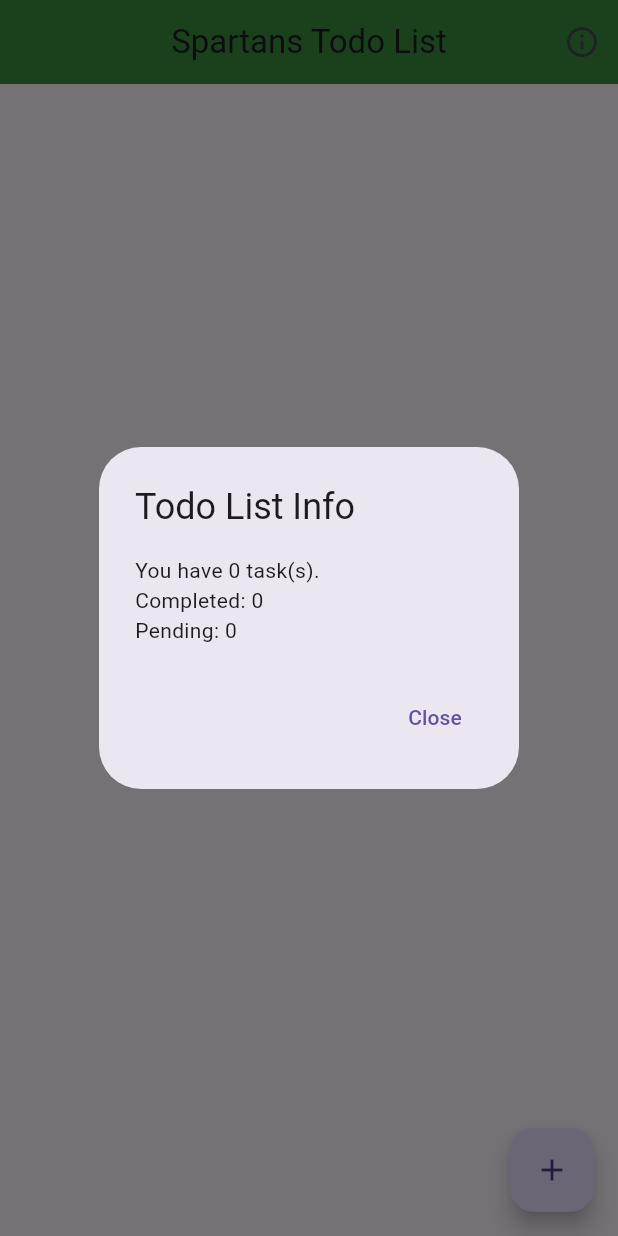
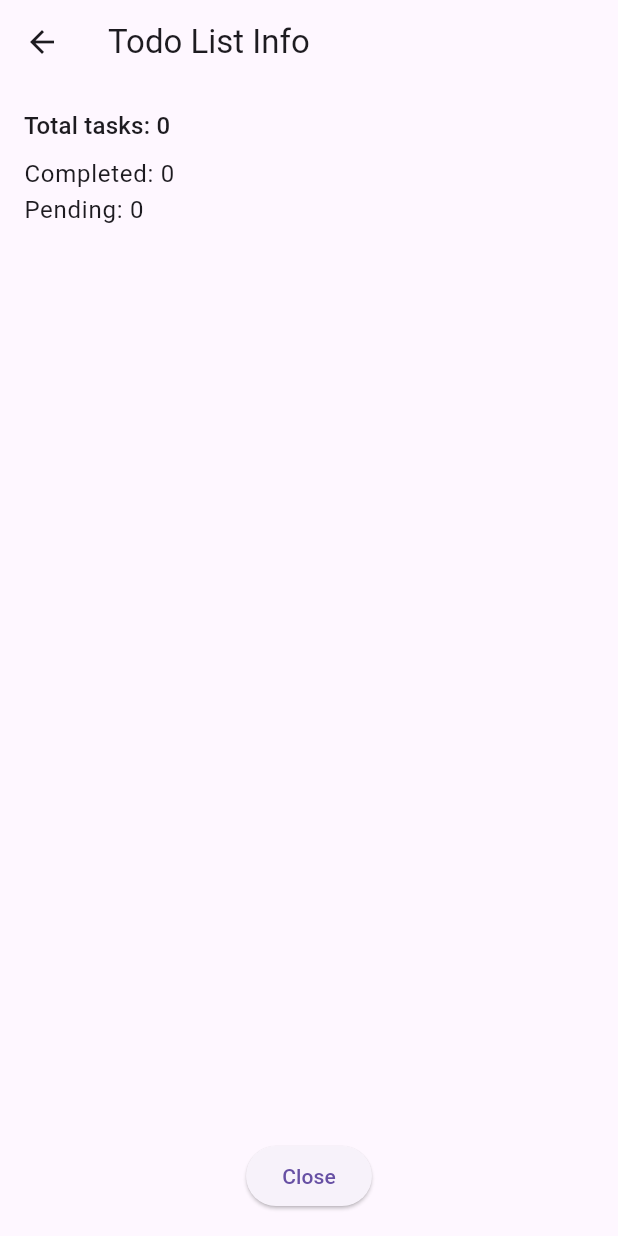
Before and after one commit to AlliK3/todo_monorepo, a Flutter app: the screen it shows after launch, after a tap on the "info outline" icon, on a phone screen of 412 x 824 dp. Run offline on Flutter 3.47's test engine with Material 3 defaults, Android fonts, the phone set to English and light mode, and no system bars; our stand-ins replace flutter_hooks, freezed_annotation, go_router, shared_preferences.

Commit message:
Moving files to todo_ui

```diff
--- a/packages/todo_app/lib/home.dart
+++ b/packages/todo_app/lib/home.dart
@@ -1,10 +1,10 @@
 import 'package:flutter/material.dart';
-import 'package:todo_app/task.dart';
-import 'package:todo_app/todo.dart';
-import 'package:todo_app/task_tile.dart';
-import 'package:todo_app/task_storage.dart';
+import 'package:todo_ui/task.dart';
+import 'package:todo_ui/todo.dart';
+import 'package:todo_ui/task_tile.dart';
+import 'package:todo_ui/task_storage.dart';
 import 'package:flutter_hooks/flutter_hooks.dart';
-import 'package:todo_app/todo_info_dialog.dart';
+import 'package:todo_ui/todo_info_dialog.dart';
 import 'package:go_router/go_router.dart';
 
 
@@ -55,7 +55,7 @@ class Home extends HookWidget {
             onPressed: () {
               showDialog(
                 context: context,
-                builder: (context) => TodoInfoDialog(todoList: tasks.value),
+                builder: (context) => TodoInfoPage(todoList: tasks.value),
               );
             },
           )
--- a/packages/todo_app/lib/main.dart
+++ b/packages/todo_app/lib/main.dart
@@ -1,7 +1,7 @@
 import 'package:flutter/material.dart';
 import 'package:todo_app/home.dart';
 import 'package:go_router/go_router.dart';
-import 'package:todo_app/task_dialog.dart';
+import 'package:todo_ui/task_dialog.dart';
 
 
 
--- a/packages/todo_app/lib/todo_info_dialog.dart
+++ /dev/null
@@ -1,30 +0,0 @@
-import 'package:flutter/material.dart';
-import 'package:todo_app/todo.dart';
-
-class TodoInfoDialog extends StatelessWidget {
-  final TodoList todoList;
-
-  const TodoInfoDialog({super.key, required this.todoList});
-
-  @override
-  Widget build(BuildContext context) {
-    final total = todoList.tasks.length;
-    final completed = todoList.tasks.where((t) => t.isChecked).length;
-    final pending = total - completed;
-
-    return AlertDialog(
-      title: const Text('Todo List Info'),
-      content: Text(
-        'You have $total task(s).\n'
-        'Completed: $completed\n'
-        'Pending: $pending',
-      ),
-      actions: [
-        TextButton(
-          onPressed: () => Navigator.of(context).pop(),
-          child: const Text('Close'),
-        ),
-      ],
-    );
-  }
-}
--- a/packages/todo_app/pubspec.yaml
+++ b/packages/todo_app/pubspec.yaml
@@ -30,9 +30,12 @@ environment:
 dependencies:
   flutter:
     sdk: flutter
+  todo_ui:
+    path: ../todo_ui
   json_annotation: ^4.9.0
   freezed_annotation: ^2.4.1
   go_router: ^13.0.0
+
 
 
 
--- a/packages/todo_app/lib/task_dialog.dart
+++ b/packages/todo_ui/lib/task_dialog.dart
@@ -7,12 +7,12 @@ class AddTaskPage extends HookWidget {
 
    @override
   Widget build(BuildContext context) {
-  final TextEditingController _textController = TextEditingController();
+  final TextEditingController textController = TextEditingController();
 
   void _submit() {
-    String taskTitle = _textController.text.trim();
+    String taskTitle = textController.text.trim();
       if (taskTitle.isNotEmpty) {
-        Navigator.of(context).pop(taskTitle); // ✅ Return the task title
+        Navigator.of(context).pop(taskTitle);
       }
   }
 
@@ -27,7 +27,7 @@ class AddTaskPage extends HookWidget {
         child: Column(
           children: [
             TextField(
-              controller: _textController,
+              controller: textController,
               decoration: const InputDecoration(
                 hintText: 'Enter new task title',
               ),
--- a/packages/todo_app/lib/task_storage.dart
+++ b/packages/todo_ui/lib/task_storage.dart
@@ -1,6 +1,6 @@
 import 'dart:convert';
 import 'package:shared_preferences/shared_preferences.dart';
-import 'package:todo_app/todo.dart';
+import 'package:todo_ui/todo.dart';
 
 class TaskStorage {
   static const _key = 'tasks';
--- a/packages/todo_app/lib/task_tile.dart
+++ b/packages/todo_ui/lib/task_tile.dart
@@ -1,5 +1,5 @@
 import 'package:flutter/material.dart';
-import 'package:todo_app/task.dart';
+import 'package:todo_ui/task.dart';
 
 class TaskTile extends StatelessWidget {
   final Task task;
--- /dev/null
+++ b/packages/todo_ui/lib/todo_info_dialog.dart
@@ -0,0 +1,40 @@
+import 'package:flutter/material.dart';
+import 'package:todo_ui/todo.dart';
+
+class TodoInfoPage extends StatelessWidget {
+  final TodoList todoList;
+
+  const TodoInfoPage({super.key, required this.todoList});
+
+  @override
+  Widget build(BuildContext context) {
+    final total = todoList.tasks.length;
+    final completed = todoList.tasks.where((t) => t.isChecked).length;
+    final pending = total - completed;
+
+    return Scaffold(
+      appBar: AppBar(
+        title: const Text('Todo List Info'),
+      ),
+      body: Padding(
+        padding: const EdgeInsets.all(16.0),
+        child: Column(
+          crossAxisAlignment: CrossAxisAlignment.start,
+          children: [
+            Text('Total tasks: $total', style: Theme.of(context).textTheme.titleMedium),
+            const SizedBox(height: 8),
+            Text('Completed: $completed', style: Theme.of(context).textTheme.bodyLarge),
+            Text('Pending: $pending', style: Theme.of(context).textTheme.bodyLarge),
+            const Spacer(),
+            Center(
+              child: ElevatedButton(
+                onPressed: () => Navigator.of(context).pop(),
+                child: const Text('Close'),
+              ),
+            )
+          ],
+        ),
+      ),
+    );
+  }
+}
```
Also changed, not shown: packages/todo_ui/pubspec.yaml (+12 -1 lines), packages/todo_app/pubspec.lock, packages/todo_ui/lib/task.dart (renamed from packages/todo_app/lib/task.dart), packages/todo_ui/lib/task.freezed.dart (renamed from packages/todo_app/lib/task.freezed.dart), packages/todo_ui/lib/task.g.dart (renamed from packages/todo_app/lib/task.g.dart), packages/todo_ui/lib/todo.dart (renamed from packages/todo_app/lib/todo.dart), packages/todo_ui/lib/todo.freezed.dart (renamed from packages/todo_app/lib/todo.freezed.dart), packages/todo_ui/lib/todo.g.dart (renamed from packages/todo_app/lib/todo.g.dart), 3 other files.
